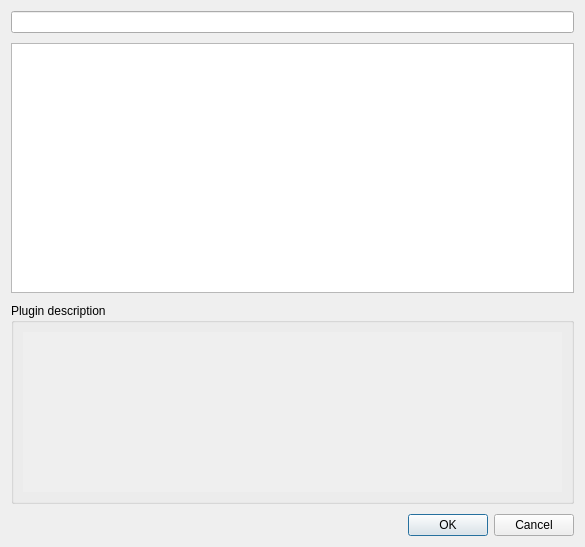
First picture: the form in src/gui/Forms/EffectSelectDialog.ui, repository LMMS/lmms, before the edit.
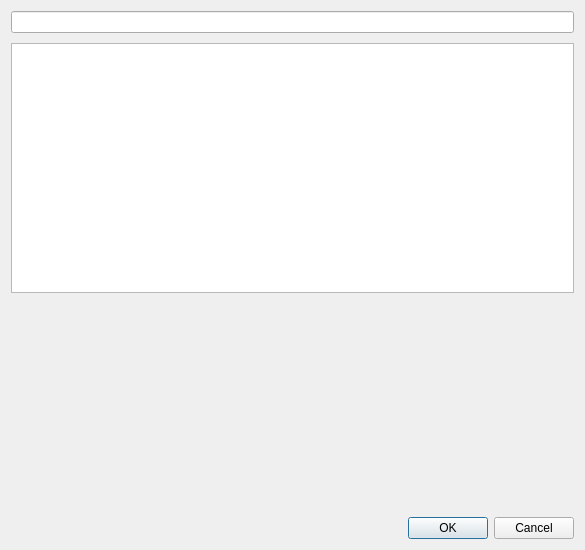
Second picture: the form after the edit.

Commit message:
Show native plugin info in the effect selection dialog
The effect selection dialog now also shows the information for the native
plugins. This included name, description, author as well as the plugin
icon.

Also removed the group box with the title "Plugin description" because
it should be rather obvious to the user that further information about
the plugin is shown. This removes some clutter from the dialog.

Diff of the .ui file:
```diff
--- a/src/gui/Forms/EffectSelectDialog.ui
+++ b/src/gui/Forms/EffectSelectDialog.ui
@@ -7,7 +7,7 @@
     <x>0</x>
     <y>0</y>
     <width>585</width>
-    <height>547</height>
+    <height>550</height>
    </rect>
   </property>
   <property name="windowTitle">
@@ -40,24 +40,6 @@
     </widget>
    </item>
    <item>
-    <widget class="QGroupBox" name="groupBox">
-     <property name="minimumSize">
-      <size>
-       <width>0</width>
-       <height>200</height>
-      </size>
-     </property>
-     <property name="maximumSize">
-      <size>
-       <width>16777215</width>
-       <height>210</height>
-      </size>
-     </property>
-     <property name="title">
-      <string>Plugin description</string>
-     </property>
-     <layout class="QVBoxLayout" name="verticalLayout">
-      <item>
        <widget class="QScrollArea" name="scrollArea">
         <property name="frameShape">
          <enum>QFrame::NoFrame</enum>
@@ -72,9 +54,6 @@
           </rect>
          </property>
         </widget>
-       </widget>
-      </item>
-     </layout>
     </widget>
    </item>
    <item>
```
Lines whose indentation alone changed are shown as unchanged. The commit also changes 1 other file.
